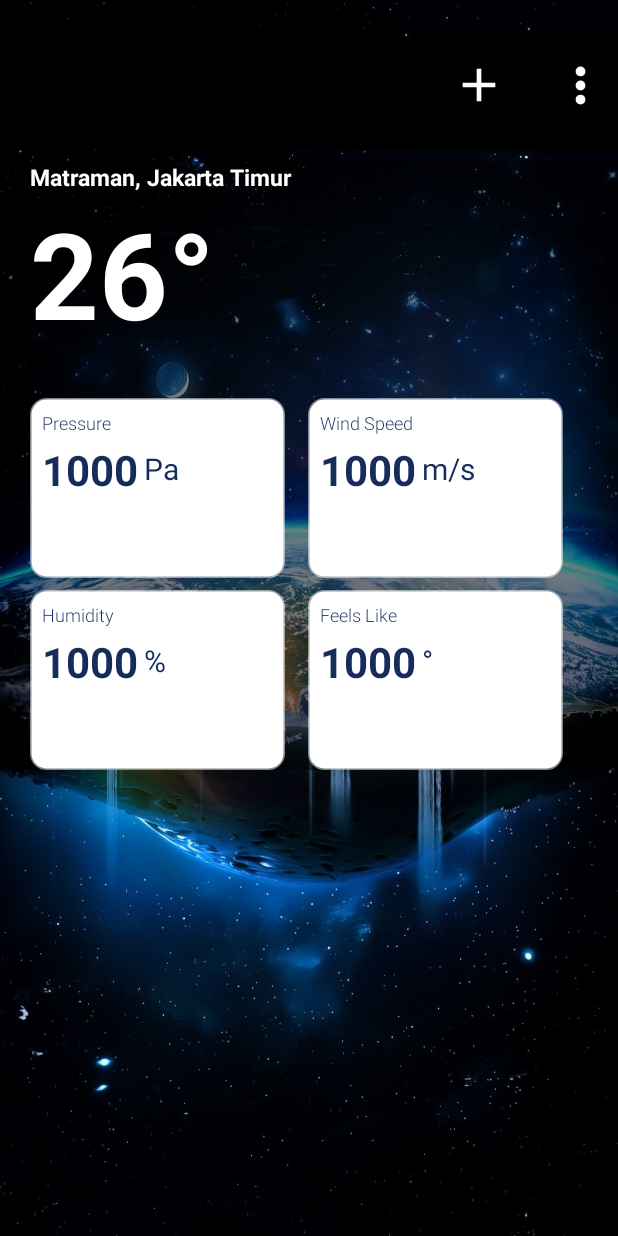
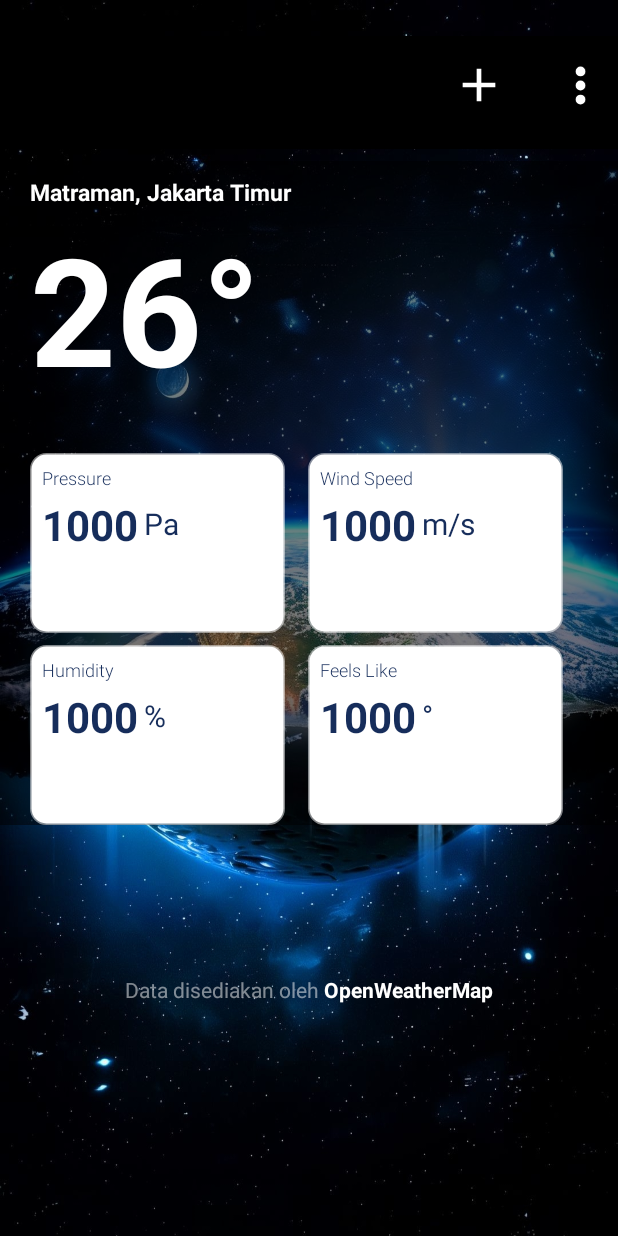
Before and after one commit to Dicky-Fahriza/MyWeather, an Android app: the screen it shows after launch (HomeActivity), on a phone screen of 412 x 824 dp. Run offline under Robolectric (Android 15) with nearby library versions, the phone set to English and light mode, and no system bars; our stand-ins replace Dagger/Hilt's generated code; pictures from the network do not load.

Commit message:
Main Current Weather

```diff
--- a/app/src/main/java/com/development/myweather/data/remote/CurrentWeatherRemoteImpl.kt
+++ b/app/src/main/java/com/development/myweather/data/remote/CurrentWeatherRemoteImpl.kt
@@ -11,6 +11,6 @@ class CurrentWeatherRemoteImpl @Inject constructor(val service: WeatherService)
 
     // suspend -> Ketika fungsi suspend dipanggil, ia dapat menjalankan proses asinkron tanpa memblok thread secara langsung
     override suspend fun getCurrentWeather(lat: String, lon: String): Response<CurrentWeatherResponseModel> {
-        return service.getCurrentWeather(lat, lon, "7a4da524900d52b79f04e1e42cd05d39", "metric")
+        return service.getCurrentWeather(lat, lon, "6c95bd14e155cf70a1961ede160d7fd1", "metric")
     }
 }
--- a/app/src/main/java/com/development/myweather/persentation/home_screen/view/CurrentWeatherFragment.kt
+++ b/app/src/main/java/com/development/myweather/persentation/home_screen/view/CurrentWeatherFragment.kt
@@ -18,7 +18,7 @@ import com.development.myweather.databinding.FragmentCurrentWeatherBinding
 
 import com.development.myweather.persentation.home_screen.adapter.ForecastHourlyAdapter
 import com.development.myweather.persentation.home_screen.view_model.CurrentWeatherViewModel
-import com.development.myweather.persentation.home_screen.view_model.ForecastHourlyViewModel
+
 import com.development.myweather.utils.HorizontalItemDecoration
 
 import com.google.android.gms.location.FusedLocationProviderClient
@@ -30,8 +30,7 @@ import dagger.hilt.android.AndroidEntryPoint
 class CurrentWeatherFragment : BaseFragment<FragmentCurrentWeatherBinding>() {
 
     private lateinit var fusedLocationClient: FusedLocationProviderClient
-    private val viewModelCurrentWeather: CurrentWeatherViewModel by viewModels()
-    private val viewModelForecastHourly: ForecastHourlyViewModel by viewModels()
+    private val viewModel: CurrentWeatherViewModel by viewModels()
 
     private lateinit var forecastHourlyAdapter: ForecastHourlyAdapter
 
@@ -78,27 +77,28 @@ class CurrentWeatherFragment : BaseFragment<FragmentCurrentWeatherBinding>() {
                     val latitude = it.latitude.toString()
                     val longitude = it.longitude.toString()
                     // use latitude and longitude in your API calls
-                    viewModelCurrentWeather.getCurrentWeather(latitude, longitude)
-                    viewModelForecastHourly.getForecastHourly(latitude, longitude)
+                    viewModel.getCurrentWeather(latitude, longitude)
+                    viewModel.getForecastHourly(latitude, longitude)
                 }
             }
 
         observeViewModel()
+        handleClick()
     }
 
 
     private fun observeViewModel() {
-        viewModelCurrentWeather.currentWeather.observe(viewLifecycleOwner) {it ->
+        viewModel.currentWeather.observe(viewLifecycleOwner) {it ->
             setUpCurrentWeatherView(it)
         }
 
-        viewModelForecastHourly.forecastHourly.observe(viewLifecycleOwner) {it ->
+        viewModel.forecastHourly.observe(viewLifecycleOwner) {it ->
             setUpViewForecastHourly(it.forecastDataList.subList(0, 8)) // sublist untuk slice list berdasarkan index
         }
     }
 
     private fun setUpCurrentWeatherView(data: CurrentWeatherResponseModel) {
-        binding.currentWeather.currentTemp.text = data.main.temp.toString()
+        binding.currentWeather.currentTemp.text = data.main.temp.toInt().toString()
         binding.currentWeather.currentCity.text = data.name.toString()
         binding.currentWeather.currentPressure.text = data.main.pressure.toString()
         binding.currentWeather.currentWind.text = data.wind.speed.toString()
@@ -118,6 +118,11 @@ class CurrentWeatherFragment : BaseFragment<FragmentCurrentWeatherBinding>() {
         forecastHourlyAdapter = ForecastHourlyAdapter(data)
         binding.forecastHourly.recycleForecastHourly.adapter = forecastHourlyAdapter
 
+        // untuk setting orientasi recycle viewnya, bisa juga secara manual edit orientation di component recycleView
+//        binding.forecastHourly.recycleForecastHourly.layoutManager = LinearLayoutManager(
+//            binding.root.context, LinearLayoutManager.HORIZONTAL, false
+//        )
+
         // menambahkan styling untuk setiap item recycleView
         binding.forecastHourly.recycleForecastHourly.apply {
             if (itemDecorationCount <= 0) {
@@ -125,4 +130,16 @@ class CurrentWeatherFragment : BaseFragment<FragmentCurrentWeatherBinding>() {
             }
         }
     }
+
+    private fun handleClick() {
+        binding.header.elipsisIcon.setOnClickListener {
+            val newFragment = SettingFragment()
+            // Lakukan transaksi fragment untuk menggantikan fragment saat ini dengan fragment baru
+            parentFragmentManager.beginTransaction()
+                .replace(R.id.fragmentContainer, newFragment)
+                .addToBackStack(null) // Tambahkan ke back stack agar dapat kembali ke fragment sebelumnya
+                .commit()
+        }
+    }
+
 }
--- a/app/src/main/java/com/development/myweather/persentation/home_screen/view/HomeActivity.kt
+++ b/app/src/main/java/com/development/myweather/persentation/home_screen/view/HomeActivity.kt
@@ -1,8 +1,11 @@
 package com.development.myweather.persentation.home_screen.view
 
+import android.graphics.drawable.AnimationDrawable
 import android.os.Bundle
 import androidx.activity.enableEdgeToEdge
 import androidx.appcompat.app.AppCompatActivity
+import androidx.constraintlayout.widget.ConstraintLayout
+import androidx.core.content.ContextCompat
 import androidx.core.view.ViewCompat
 import androidx.core.view.WindowInsetsCompat
 import androidx.fragment.app.Fragment
--- a/app/src/main/java/com/development/myweather/persentation/home_screen/view_model/CurrentWeatherViewModel.kt
+++ b/app/src/main/java/com/development/myweather/persentation/home_screen/view_model/CurrentWeatherViewModel.kt
@@ -5,7 +5,9 @@ import androidx.lifecycle.MutableLiveData
 import androidx.lifecycle.ViewModel
 import androidx.lifecycle.viewModelScope
 import com.development.myweather.data.remote.CurrentWeatherRemote
+import com.development.myweather.data.remote.ForecastHourlyRemote
 import com.development.myweather.data.response_model.current.CurrentWeatherResponseModel
+import com.development.myweather.data.response_model.hourly.ForecastHourlyResponseModel
 
 import dagger.hilt.android.lifecycle.HiltViewModel
 import kotlinx.coroutines.Dispatchers
@@ -17,7 +19,10 @@ import javax.inject.Inject
 // @Inject: Ini adalah anotasi yang menandai konstruktor kelas HomeViewModel. Hilt akan memastikan bahwa instance dari CurrentWeatherRemote akan disediakan dan disuntikkan ke dalam konstruktor HomeViewModel saat membuat instance ViewModel.
 
 @HiltViewModel
-class CurrentWeatherViewModel @Inject constructor(private val currentWeatherRemote: CurrentWeatherRemote) :
+class CurrentWeatherViewModel @Inject constructor(
+    private val currentWeatherRemote: CurrentWeatherRemote,
+    private val forecastHourlyRemote: ForecastHourlyRemote
+) :
     ViewModel() {
 
     // setter
@@ -38,4 +43,22 @@ class CurrentWeatherViewModel @Inject constructor(private val currentWeatherRemo
 
         }
     }
+
+    // setter
+    private val _forecastHourly = MutableLiveData<ForecastHourlyResponseModel>()
+    private val _forecastHourlyError = MutableLiveData<String>()
+
+    // getter
+    val forecastHourly: LiveData<ForecastHourlyResponseModel> get() = _forecastHourly
+    val forecastHourlyError: LiveData<String> get() = _forecastHourlyError
+
+    fun getForecastHourly(lat: String, lon: String) = viewModelScope.launch(Dispatchers.IO) {
+        forecastHourlyRemote.getForecastHourly(lat, lon).let{
+            if (it.isSuccessful) {
+                _forecastHourly.postValue(it.body())
+            } else {
+                _forecastHourlyError.postValue(it.message())
+            }
+        }
+    }
 }
--- a/app/src/main/java/com/development/myweather/persentation/home_screen/view_model/ForecastHourlyViewModel.kt
+++ b/app/src/main/java/com/development/myweather/persentation/home_screen/view_model/ForecastHourlyViewModel.kt
@@ -11,24 +11,23 @@ import kotlinx.coroutines.Dispatchers
 import kotlinx.coroutines.launch
 import javax.inject.Inject
 
-@HiltViewModel
-class ForecastHourlyViewModel @Inject constructor(private val forecastHourlyRemote: ForecastHourlyRemote) : ViewModel() {
-
-    // setter
-    private val _forecastHourly = MutableLiveData<ForecastHourlyResponseModel>()
-    private val _forecastHourlyError = MutableLiveData<String>()
-
-    // getter
-    val forecastHourly: LiveData<ForecastHourlyResponseModel> get() = _forecastHourly
-    val forecastHourlyError: LiveData<String> get() = _forecastHourlyError
-
-    fun getForecastHourly(lat: String, lon: String) = viewModelScope.launch(Dispatchers.IO) {
-        forecastHourlyRemote.getForecastHourly(lat, lon).let{
-            if (it.isSuccessful) {
-                _forecastHourly.postValue(it.body())
-            } else {
-                _forecastHourlyError.postValue(it.message())
-            }
-        }
-    }
-}
+//@HiltViewModel
+//class ForecastHourlyViewModel @Inject constructor(private val forecastHourlyRemote: ForecastHourlyRemote) : ViewModel() {
+//
+//    // setter
+//    private val _forecastHourly = MutableLiveData<ForecastHourlyResponseModel>()
+//    private val _forecastHourlyError = MutableLiveData<String>()
+//
+//    // getter
+//    val forecastHourly: LiveData<ForecastHourlyResponseModel> get() = _forecastHourly
+//    val forecastHourlyError: LiveData<String> get() = _forecastHourlyError
+//
+//    fun getForecastHourly(lat: String, lon: String) = viewModelScope.launch(Dispatchers.IO) {
+//        forecastHourlyRemote.getForecastHourly(lat, lon).let{
+//            if (it.isSuccessful) {
+//                _forecastHourly.postValue(it.body())
+//            } else {
+//                _forecastHourlyError.postValue(it.message())
+//            }
+//        }
+//    }
--- /dev/null
+++ b/app/src/main/res/drawable/baseline_arrow_forward_ios_24.xml
@@ -0,0 +1,5 @@
+<vector xmlns:android="http://schemas.android.com/apk/res/android" android:autoMirrored="true" android:height="24dp" android:tint="#000000" android:viewportHeight="24" android:viewportWidth="24" android:width="24dp">
+
+    <path android:fillColor="@android:color/white" android:pathData="M6.23,20.23l1.77,1.77l10,-10l-10,-10l-1.77,1.77l8.23,8.23z"/>
+
+</vector>
--- a/app/src/main/res/layout/component_current_weather.xml
+++ b/app/src/main/res/layout/component_current_weather.xml
@@ -8,22 +8,25 @@
 
     <androidx.appcompat.widget.AppCompatImageView
         android:id="@+id/currentImageWeather"
-        android:layout_width="wrap_content"
-        android:layout_height="wrap_content"
-        app:layout_constraintTop_toTopOf="parent"
-        app:layout_constraintStart_toStartOf="parent"
-        app:layout_constraintEnd_toEndOf="parent" />
+        android:layout_width="40dp"
+        android:layout_height="20dp"
+        android:layout_marginTop="8dp"
+        app:layout_constraintEnd_toEndOf="parent"
+        app:layout_constraintHorizontal_bias="0.0"
+        app:layout_constraintStart_toEndOf="@id/currentCity"
+        app:layout_constraintTop_toTopOf="parent" />
 
     <TextView
         android:id="@+id/currentCity"
         android:layout_width="wrap_content"
         android:layout_height="wrap_content"
         android:text="Matraman, Jakarta Timur"
+        android:paddingTop="10dp"
         android:textSize="15sp"
         android:textStyle="bold"
         android:textColor="@color/white"
-        app:layout_constraintTop_toBottomOf="@id/currentImageWeather"
-        app:layout_constraintStart_toStartOf="parent" />
+        app:layout_constraintTop_toTopOf="parent"
+        app:layout_constraintStart_toStartOf="parent" /> <!-- Mengubah start_toEndOf menjadi start_toStartOf -->
 
     <LinearLayout
         android:id="@+id/temperatureLayout"
@@ -39,7 +42,7 @@
             android:layout_width="wrap_content"
             android:layout_height="wrap_content"
             android:text="26"
-            android:textSize="80sp"
+            android:textSize="100sp"
             android:textStyle="bold"
             android:textColor="@color/white"/>
 
@@ -47,9 +50,9 @@
             android:layout_width="wrap_content"
             android:layout_height="wrap_content"
             android:text="\u00B0"
-            android:textSize="80sp"
-            android:textStyle="bold"
-            android:textColor="@color/white"/>
+            android:textColor="@color/white"
+            android:textSize="100sp"
+            android:textStyle="bold" />
     </LinearLayout>
 
     <LinearLayout
--- /dev/null
+++ b/app/src/main/res/layout/component_footer.xml
@@ -0,0 +1,25 @@
+<?xml version="1.0" encoding="utf-8"?>
+<LinearLayout
+    xmlns:android="http://schemas.android.com/apk/res/android"
+    android:layout_width="wrap_content"
+    android:layout_height="wrap_content"
+    android:orientation="horizontal"
+    android:gravity="center"
+    android:paddingBottom="20dp">
+
+        <TextView
+            android:layout_width="wrap_content"
+            android:layout_height="wrap_content"
+            android:text="Data disediakan oleh "
+            android:textColor="@color/white_transparent"
+            android:layout_gravity="center" />
+
+        <TextView
+            android:layout_width="wrap_content"
+            android:layout_height="wrap_content"
+            android:textStyle="bold"
+            android:text="OpenWeatherMap"
+            android:textColor="@color/white"
+            android:layout_gravity="center" />
+
+    </LinearLayout>
--- a/app/src/main/res/layout/component_header.xml
+++ b/app/src/main/res/layout/component_header.xml
@@ -8,7 +8,7 @@
 
     <!-- Plus Icon -->
     <androidx.appcompat.widget.AppCompatImageView
-        android:id="@+id/plusIcon"
+        android:id="@+id/elipsisIcon"
         android:layout_width="50dp"
         android:layout_height="50dp"
         android:src="@drawable/ellipsis_vertical_solid"
@@ -20,11 +20,11 @@
 
     <!-- Icon beside Plus -->
     <androidx.appcompat.widget.AppCompatImageView
-        android:id="@+id/elipsisIcon"
+        android:id="@+id/plusIcon"
         android:layout_width="65dp"
         android:layout_height="65dp"
         android:src="@drawable/baseline_add_24"
-        app:layout_constraintEnd_toStartOf="@id/plusIcon"
+        app:layout_constraintEnd_toStartOf="@id/elipsisIcon"
         app:layout_constraintTop_toTopOf="parent"
         app:layout_constraintBottom_toBottomOf="parent"
         android:layout_marginEnd="10dp"
--- a/app/src/main/res/layout/fragment_current_weather.xml
+++ b/app/src/main/res/layout/fragment_current_weather.xml
@@ -15,7 +15,7 @@
             android:layout_height="wrap_content"
             android:orientation="vertical">
             <include
-                android:id="@+id/navbar"
+                android:id="@+id/header"
                 layout="@layout/component_header"
                 android:layout_width="match_parent"
                 android:layout_height="wrap_content"
@@ -34,6 +34,15 @@
                 android:layout_width="match_parent"
                 android:layout_height="wrap_content"
                 android:layout_marginTop="50dp"/>
+
+            <include
+                android:id="@+id/footer"
+                layout="@layout/component_footer"
+                android:layout_width="match_parent"
+                android:layout_height="wrap_content"
+                android:layout_marginTop="50dp"/>
+                />
+
         </LinearLayout>
     </androidx.core.widget.NestedScrollView>
 
--- a/app/src/main/res/layout/item_forecast_hourly.xml
+++ b/app/src/main/res/layout/item_forecast_hourly.xml
@@ -37,11 +37,12 @@
 
             <TextView
                 android:id="@+id/forecastTemp"
+
                 android:layout_width="wrap_content"
                 android:layout_height="wrap_content"
                 android:text="26"
                 android:textColor="@color/bg"
-                android:textSize="32sp"
+                android:textSize="20sp"
                 android:textStyle="bold"/>
 
             <TextView
```
Also changed, not shown: app/src/main/java/com/development/myweather/persentation/home_screen/view/SettingFragment.kt (added, +100 -0 lines), app/src/main/java/com/development/myweather/persentation/home_screen/view_model/SettingViewModel.kt (added, +36 -0 lines), app/src/main/res/drawable/backgroud_rounded_card1.xml (deleted, +0 -16 lines), app/src/main/res/drawable/background_rounded_navbar.xml (deleted, +0 -16 lines), app/src/main/res/layout/fragment_setting.xml (added, +230 -0 lines).
